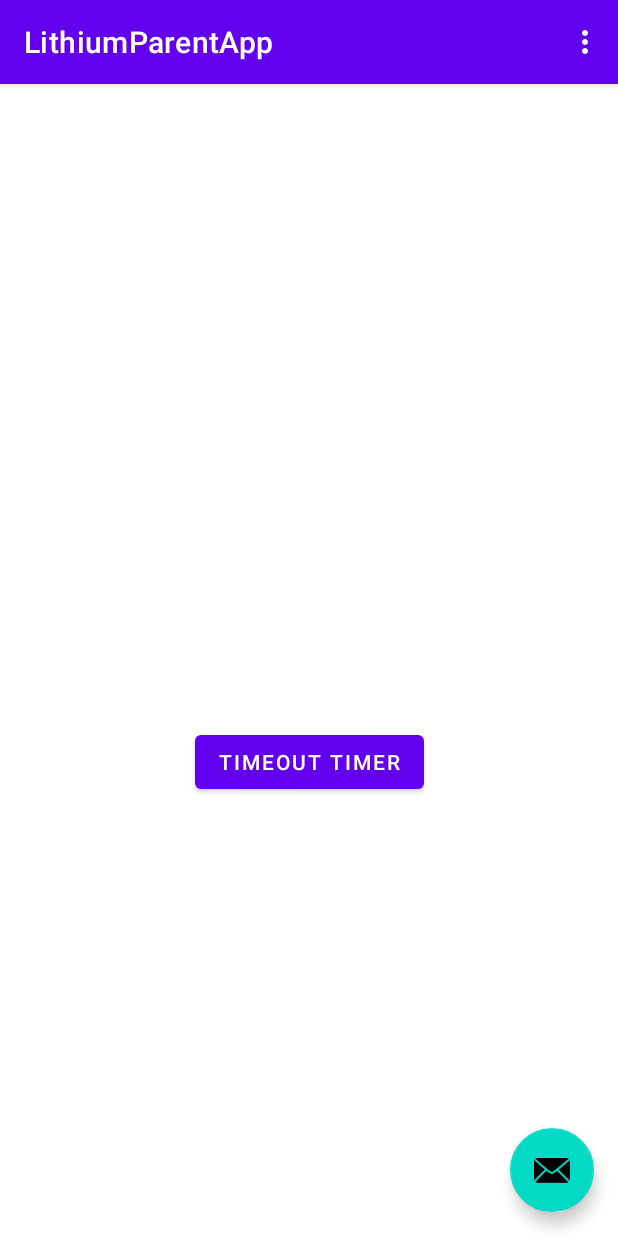
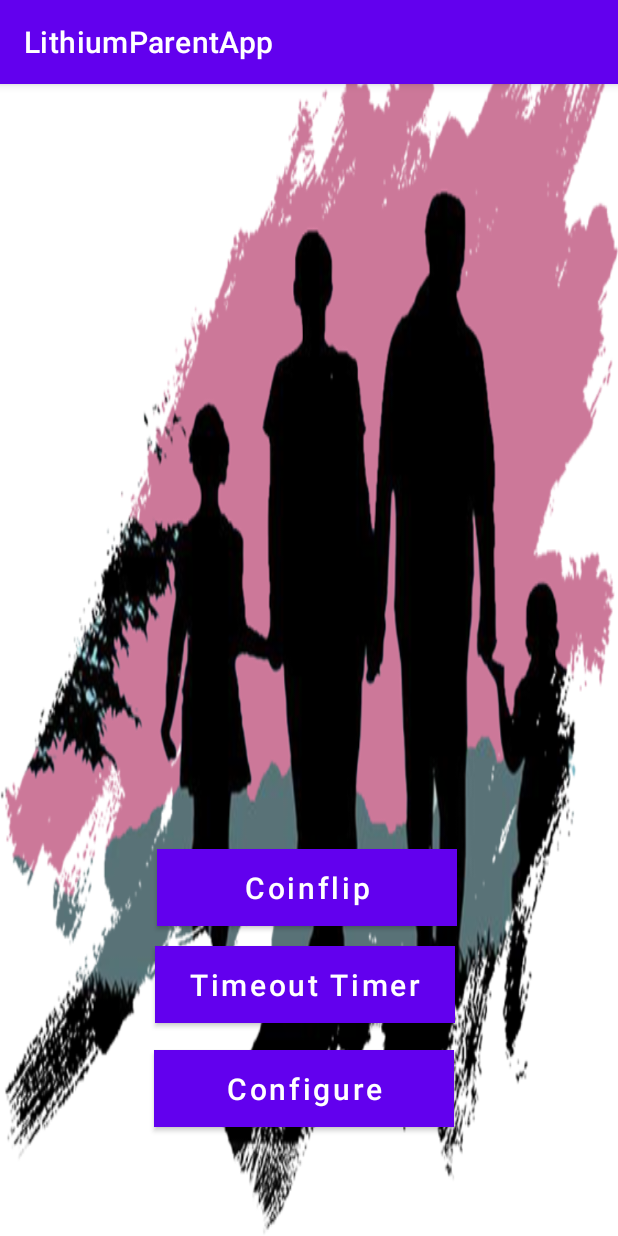
Before and after one commit to Maiquey/CMPT-276-Lithium-Parenting-App, an Android app: the screen it shows after launch (MainActivity), on a phone screen of 412 x 824 dp. Run offline under Robolectric (Android 15) with nearby library versions, the phone set to English and light mode, and no system bars; our stand-ins replace navigation-ui.

Commit message:
Implement main menu screen.

```diff
--- a/app/src/main/AndroidManifest.xml
+++ b/app/src/main/AndroidManifest.xml
@@ -17,7 +17,7 @@
             android:name=".MainActivity"
             android:exported="true"
             android:label="@string/app_name"
-            android:theme="@style/Theme.LithiumParentApp.NoActionBar">
+            android:theme="@style/Theme.MaterialComponents.DayNight.NoActionBar">
             <intent-filter>
                 <action android:name="android.intent.action.MAIN" />
 
--- a/app/src/main/java/ca/cmpt276/parentapp/MainActivity.java
+++ b/app/src/main/java/ca/cmpt276/parentapp/MainActivity.java
@@ -37,13 +37,13 @@ public class MainActivity extends AppCompatActivity {
 
         setSupportActionBar(binding.toolbar);
 
-        binding.fab.setOnClickListener(new View.OnClickListener() {
-            @Override
-            public void onClick(View view) {
-                Snackbar.make(view, "Replace with your own action", Snackbar.LENGTH_LONG)
-                        .setAction("Action", null).show();
-            }
-        });
+//        binding.fab.setOnClickListener(new View.OnClickListener() {
+//            @Override
+//            public void onClick(View view) {
+//                Snackbar.make(view, "Replace with your own action", Snackbar.LENGTH_LONG)
+//                        .setAction("Action", null).show();
+//            }
+//        });
 
         setupTimeoutTimerPage();
 
@@ -75,9 +75,9 @@ public class MainActivity extends AppCompatActivity {
         int id = item.getItemId();
 
         //noinspection SimplifiableIfStatement
-        if (id == R.id.action_settings) {
-            return true;
-        }
+//        if (id == R.id.action_settings) {
+//            return true;
+//        }
 
         return super.onOptionsItemSelected(item);
     }
--- /dev/null
+++ b/app/src/main/res/drawable/custom_button.xml
@@ -0,0 +1,6 @@
+<?xml version="1.0" encoding="utf-8"?>
+<shape xmlns:android="http://schemas.android.com/apk/res/android" android:shape="rectangle">
+
+   <gradient android:startColor="#9430A5" android:endColor="#3F51B5"/>
+
+</shape>
--- a/app/src/main/res/layout/activity_main.xml
+++ b/app/src/main/res/layout/activity_main.xml
@@ -4,6 +4,7 @@
     xmlns:tools="http://schemas.android.com/tools"
     android:layout_width="match_parent"
     android:layout_height="match_parent"
+    android:background="@drawable/Family"
     tools:context=".MainActivity">
 
     <com.google.android.material.appbar.AppBarLayout
@@ -22,13 +23,4 @@
 
     <include layout="@layout/content_main" />
 
-    <com.google.android.material.floatingactionbutton.FloatingActionButton
-        android:id="@+id/fab"
-        android:layout_width="wrap_content"
-        android:layout_height="wrap_content"
-        android:layout_gravity="bottom|end"
-        android:layout_marginEnd="@dimen/fab_margin"
-        android:layout_marginBottom="16dp"
-        app:srcCompat="@android:drawable/ic_dialog_email" />
-
 </androidx.coordinatorlayout.widget.CoordinatorLayout>
--- a/app/src/main/res/layout/content_main.xml
+++ b/app/src/main/res/layout/content_main.xml
@@ -19,16 +19,54 @@
         app:layout_constraintRight_toRightOf="parent"
         app:layout_constraintStart_toStartOf="parent"
         app:layout_constraintTop_toTopOf="parent"
-        app:layout_constraintVertical_bias="1.0" />
+        app:layout_constraintVertical_bias="0.0" />
 
     <Button
         android:id="@+id/btnTimerPage"
-        android:layout_width="wrap_content"
-        android:layout_height="wrap_content"
-        android:text="Timeout Timer"
+        android:layout_width="200dp"
+        android:layout_height="51dp"
+        android:background="@drawable/custom_button"
+        android:text="@string/Timeout_Timer"
+        android:textSize="20sp"
+        android:textColor="@color/white"
+        android:textAllCaps="false"
         app:layout_constraintBottom_toBottomOf="parent"
         app:layout_constraintEnd_toEndOf="parent"
+        app:layout_constraintHorizontal_bias="0.486"
         app:layout_constraintStart_toStartOf="parent"
         app:layout_constraintTop_toTopOf="parent"
-        app:layout_constraintVertical_bias="0.594" />
+        app:layout_constraintVertical_bias="0.802"/>
+
+    <Button
+        android:id="@+id/coinFlipButton"
+        android:layout_width="200dp"
+        android:layout_height="51dp"
+        android:background="@drawable/custom_button"
+        android:text="@string/Coinflip"
+        android:textSize="20sp"
+        android:textColor="@color/white"
+        android:textAllCaps="false"
+        app:layout_constraintBottom_toTopOf="@+id/btnTimerPage"
+        app:layout_constraintEnd_toEndOf="parent"
+        app:layout_constraintHorizontal_bias="0.494"
+        app:layout_constraintStart_toStartOf="parent"
+        app:layout_constraintTop_toTopOf="parent"
+        app:layout_constraintVertical_bias="0.974" />
+
+    <Button
+        android:id="@+id/configButton"
+        android:layout_width="200dp"
+        android:layout_height="51dp"
+        android:background="@drawable/custom_button"
+        android:text="@string/Configure"
+        android:textSize="20sp"
+        android:textColor="@color/white"
+        android:textAllCaps="false"
+        app:layout_constraintBottom_toBottomOf="parent"
+        app:layout_constraintEnd_toEndOf="parent"
+        app:layout_constraintHorizontal_bias="0.484"
+        app:layout_constraintStart_toStartOf="parent"
+        app:layout_constraintTop_toBottomOf="@+id/btnTimerPage"
+        app:layout_constraintVertical_bias="0.202" />
+
 </androidx.constraintlayout.widget.ConstraintLayout>
--- a/app/src/main/res/menu/menu_main.xml
+++ b/app/src/main/res/menu/menu_main.xml
@@ -2,9 +2,4 @@
     xmlns:app="http://schemas.android.com/apk/res-auto"
     xmlns:tools="http://schemas.android.com/tools"
     tools:context="ca.cmpt276.parentapp.MainActivity">
-    <item
-        android:id="@+id/action_settings"
-        android:orderInCategory="100"
-        android:title="@string/action_settings"
-        app:showAsAction="never" />
 </menu>
--- a/app/src/main/res/values-night/themes.xml
+++ b/app/src/main/res/values-night/themes.xml
@@ -1,6 +1,6 @@
 <resources xmlns:tools="http://schemas.android.com/tools">
     <!-- Base application theme. -->
-    <style name="Theme.LithiumParentApp" parent="Theme.MaterialComponents.DayNight.DarkActionBar">
+    <style name="Theme.LithiumParentApp" parent="Theme.MaterialComponents.DayNight.NoActionBar">
         <!-- Primary brand color. -->
         <item name="colorPrimary">@color/purple_200</item>
         <item name="colorPrimaryVariant">@color/purple_700</item>
--- a/app/src/main/res/values/strings.xml
+++ b/app/src/main/res/values/strings.xml
@@ -6,6 +6,9 @@
     <string name="second_fragment_label">Second Fragment</string>
     <string name="next">Next</string>
     <string name="previous">Previous</string>
+    <string name="Coinflip">Coinflip</string>
+    <string name="Timeout_Timer">Timeout Timer</string>
+    <string name="Configure">Configure</string>
 
     <string name="hello_first_fragment">Hello first fragment</string>
     <string name="hello_second_fragment">Hello second fragment. Arg: %1$s</string>
```
Also changed, not shown: app/src/main/res/drawable-v24/Family.png (added).
